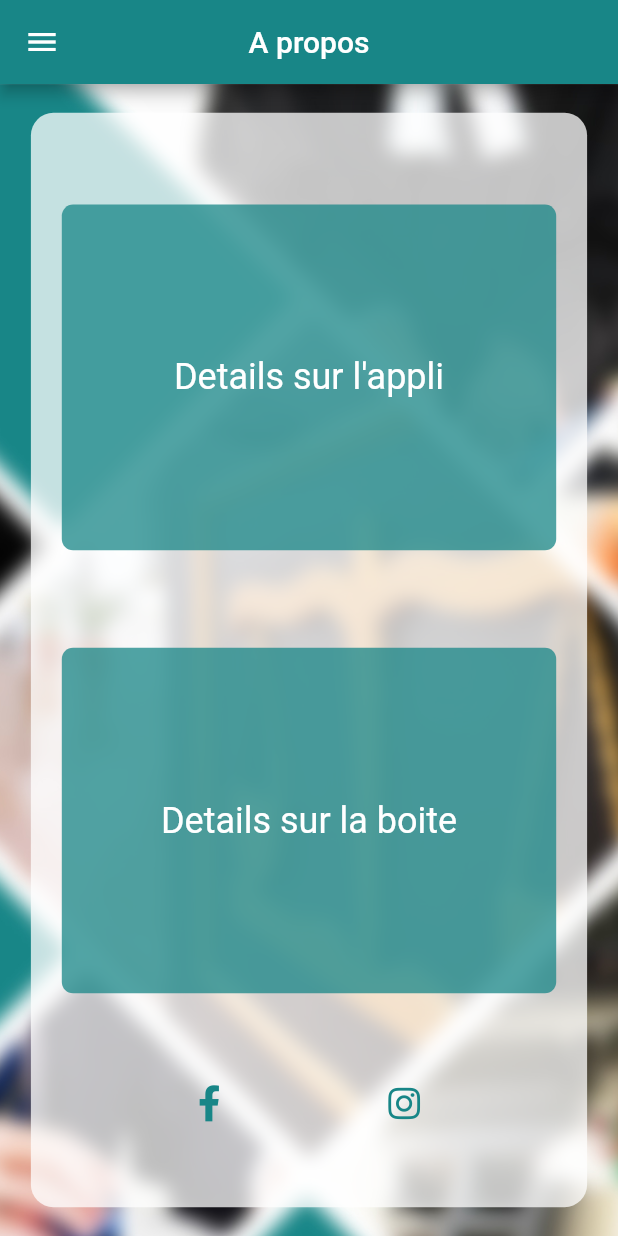
After one commit to kacemws/justice_dz, a Flutter app: the About screen opened by its route, on a phone screen of 412 x 824 dp. The commit adds this screen. Run offline on Flutter 3.47's test engine with Material 2 defaults, Android fonts, the phone set to English and light mode, and no system bars; our stand-ins replace cloud_firestore, flare_flutter, font_awesome_flutter, shared_preferences; accounts and stored records are empty.

Commit message:
added an about-us page and its disposition

```diff
--- a/lib/main.dart
+++ b/lib/main.dart
@@ -1,6 +1,7 @@
 import 'package:flutter/material.dart';
 import 'package:flutter/services.dart';
 import 'package:justice_dz/models/Justicedz.dart';
+import 'package:justice_dz/presentation/screens/About.dart';
 import 'package:justice_dz/presentation/screens/ContactUs.dart';
 import 'package:justice_dz/presentation/screens/LocationSelector.dart';
 import 'package:justice_dz/presentation/screens/MainHomePage.dart';
@@ -74,7 +75,8 @@ class MyApp extends StatelessWidget {
           WilayaSelector.route : (context) => WilayaSelector(),
           PersonDetails.route : (context)=> PersonDetails(),
           Settings.route : (context)=> Settings(),
-          ContactUs.route : (context)=> ContactUs()
+          ContactUs.route : (context)=> ContactUs(),
+          About.route : (context)=>About()
         },
       ),
 
--- /dev/null
+++ b/lib/presentation/screens/About.dart
@@ -0,0 +1,139 @@
+
+
+import 'package:flutter/material.dart';
+import 'package:font_awesome_flutter/font_awesome_flutter.dart';
+import 'package:justice_dz/presentation/tools/CustomDrawer.dart';
+
+class About extends StatelessWidget {
+  static final route = "/about";
+  final GlobalKey<ScaffoldState> _scaffoldKey = new GlobalKey<ScaffoldState>();
+  @override
+  Widget build(BuildContext context) {
+
+    var _appBar = AppBar(
+      centerTitle: true,
+      title: Text("A propos"),
+    );
+
+    var _height = MediaQuery.of(context).size.height - MediaQuery.of(context).padding.top - MediaQuery.of(context).padding.bottom - _appBar.preferredSize.height;
+    var _width = MediaQuery.of(context).size.width;
+
+    return SafeArea(
+
+      top: true,
+      right : true,
+      bottom: true,
+      left:true,
+
+      child: Scaffold(
+        key: _scaffoldKey,
+        appBar: _appBar,
+        drawer: CustomDrawer(),
+        body: Container(
+
+          height: _height,
+          width: _width,
+
+          child: Stack(
+              children: <Widget>[
+
+              Image.asset(
+                "assets/justice-b.jpg",
+                height: _height * 1,
+                width: _width,
+                fit: BoxFit.cover,
+              ),
+
+              Container(
+
+                width: _width,
+                height: _height,
+
+                margin: EdgeInsets.symmetric(
+                  horizontal: _width * 0.05,
+                  vertical: _height *0.025
+                ),
+
+                decoration: BoxDecoration(
+                  color: Colors.white.withOpacity(0.75),
+                  borderRadius: BorderRadius.circular(15)
+                ),
+
+                child: Column(
+                  crossAxisAlignment: CrossAxisAlignment.center,
+                  mainAxisAlignment: MainAxisAlignment.spaceEvenly,
+                  children: <Widget>[
+
+                    Container(
+                      height: _height *0.3,
+                      width: _width,
+
+                      margin: EdgeInsets.symmetric(
+                        horizontal: _width * 0.05,
+                        vertical: _height *0.005
+                      ),
+
+                      decoration: BoxDecoration(
+                        color: Theme.of(context).primaryColor.withOpacity(0.75),
+                        borderRadius: BorderRadius.circular(7.5)
+                      ),
+                      alignment: Alignment.center,
+                      child: Text(
+                        "Details sur l'appli",
+                        style: Theme.of(context).textTheme.headline5.copyWith(
+                          color: Colors.white
+                        ),
+                      ),
+                    ),
+
+                    Container(
+                      height: _height *0.3,
+                      width: _width,
+
+                      margin: EdgeInsets.symmetric(
+                        horizontal: _width * 0.05,
+                        vertical: _height *0.005
+                      ),
+
+                      decoration: BoxDecoration(
+                        color: Theme.of(context).primaryColor.withOpacity(0.75),
+                        borderRadius: BorderRadius.circular(7.5)
+                      ),
+                      alignment: Alignment.center,
+                      child: Text(
+                        "Details sur la boite",
+                        style: Theme.of(context).textTheme.headline5.copyWith(
+                          color: Colors.white
+                        ),
+                      ),
+                    ),
+
+                    Row(
+                      mainAxisAlignment: MainAxisAlignment.spaceEvenly,
+                      crossAxisAlignment: CrossAxisAlignment.center,
+                      children: <Widget>[
+                        FaIcon(
+                          FontAwesomeIcons.facebookF,
+                          color: Theme.of(context).primaryColor
+                        ),
+                        FaIcon(
+                          FontAwesomeIcons.instagram,
+                          color: Theme.of(context).primaryColor
+                        ),
+                      ],
+                    )
+
+                  ],
+                ),
+
+              ),
+
+            ],
+          ),
+        )
+      )
+    );
+  }
+
+
+}
--- a/lib/presentation/tools/CustomDrawer.dart
+++ b/lib/presentation/tools/CustomDrawer.dart
@@ -1,6 +1,7 @@
 
 import 'package:flutter/material.dart';
 import 'package:font_awesome_flutter/font_awesome_flutter.dart';
+import 'package:justice_dz/presentation/screens/About.dart';
 import 'package:justice_dz/presentation/screens/ContactUs.dart';
 import 'package:justice_dz/presentation/screens/Settings.dart';
 import 'package:justice_dz/presentation/screens/SignupScreen.dart';
@@ -115,7 +116,7 @@ class CustomDrawer extends StatelessWidget {
               title: Text("A propos", style: Theme.of(context).textTheme.headline6,),
               onTap: (){
                 Navigator.of(context).pushNamedAndRemoveUntil(
-                  '/',
+                  About.route,
                   (Route<dynamic> route) => false
                 );
               },
```
